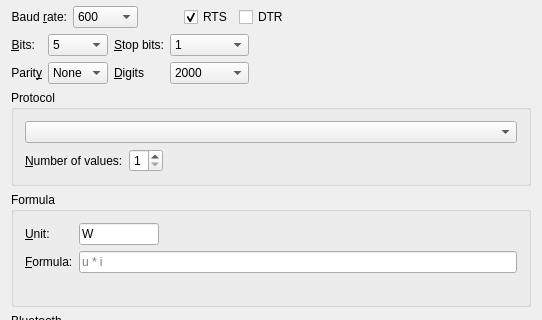
redPanther/QtDMM, file src/ui/forms/uidevicesettings.ui: the form before one commit; both pictures show x 0 to 542 and y 130 to 450 of the 542 by 1167 pixel window.
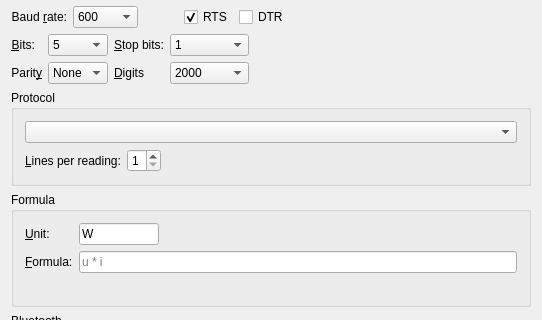
The form after the commit. Icons and pictures are not drawn.

Commit message: Device table: frames per reading and values apart

```diff
--- a/src/ui/forms/uidevicesettings.ui
+++ b/src/ui/forms/uidevicesettings.ui
@@ -618,7 +618,7 @@
              <item row="0" column="0">
               <widget class="QLabel" name="TextLabel1_6">
                <property name="text">
-                <string>&amp;Number of values:</string>
+                <string>&amp;Lines per reading:</string>
                </property>
                <property name="buddy">
                 <cstring>ui_numValues</cstring>
```
Left out of the diff: 6 changed lines with no effect on the pictures. The commit also changes 31 other files.
